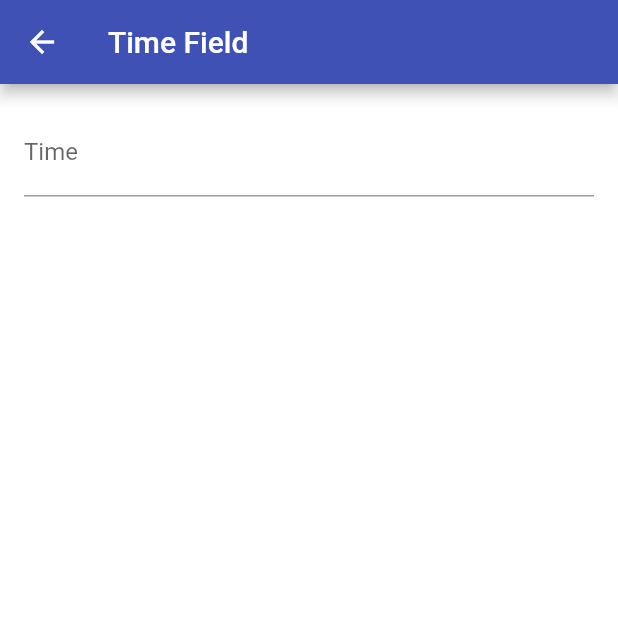
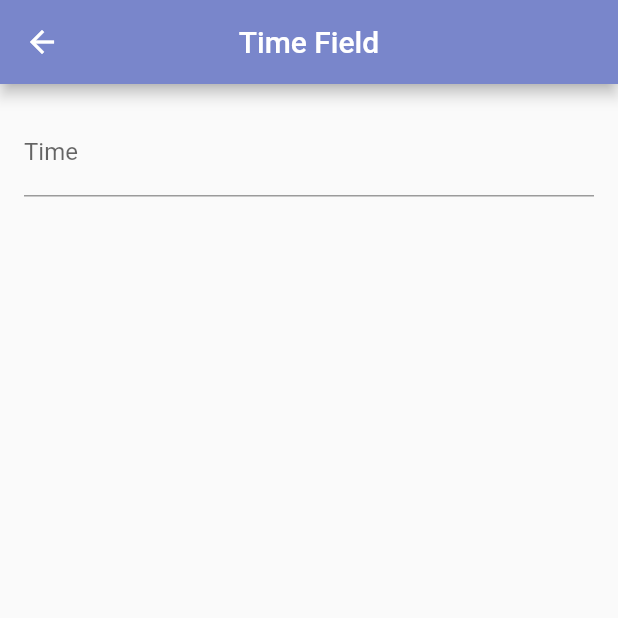
Before and after one commit to Abdullahmasood553/flutter-create-datetime, a Flutter app: the TimeScreen screen opened directly, on a phone screen of 412 x 824 dp, the top half of it. Run offline on Flutter 3.47's test engine with Material 2 defaults, Android fonts, the phone set to English and light mode, and no system bars; drawn by our look-alikes of datetime_picker_formfield.

Commit message:
Changes in the Ui

```diff
--- a/lib/date_screen.dart
+++ b/lib/date_screen.dart
@@ -7,12 +7,13 @@ class DateScreen extends StatelessWidget {
 
   @override
   Widget build(BuildContext context) {
-    final format = DateFormat("yyyy-MM-dd");
+     final format = DateFormat("yyyy-MM-dd");
+    // final format = DateFormat.yMd();
     return SafeArea(
       child: Scaffold(
-        backgroundColor: Colors.white,
         appBar: AppBar(
           title: Text('Date Field'),
+          centerTitle: true,
         ),
         body: Container(
           child: Padding(
--- a/lib/main.dart
+++ b/lib/main.dart
@@ -1,3 +1,4 @@
+import 'package:date_time/date_screen.dart';
 import 'package:date_time/date_time_screen.dart';
 import 'package:date_time/time_screen.dart';
 import 'package:flutter/material.dart';
@@ -14,7 +15,7 @@ class MyApp extends StatelessWidget {
       theme: ThemeData(
         primarySwatch: Colors.indigo,
       ),
-      home: DateTimeScreen(),
+      home: DateScreen(),
     );
   }
 }
--- a/lib/time_screen.dart
+++ b/lib/time_screen.dart
@@ -12,9 +12,10 @@ class TimeScreen extends StatelessWidget {
       final format = DateFormat("HH:mm:ss");
     return SafeArea(
       child: Scaffold(
-        backgroundColor: Colors.white,
         appBar: AppBar(
           title: Text('Time Field'),
+          backgroundColor: Colors.indigo[300],
+          centerTitle: true,
         ),
         body: Container(
           child: Padding(
```
